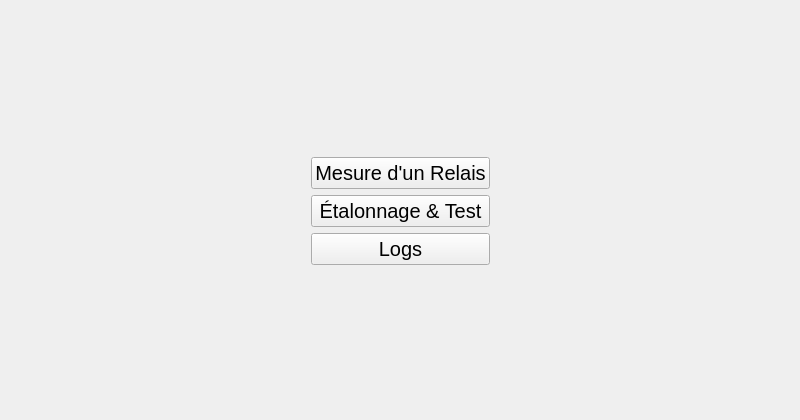
Qt form src/UI/screens/homescreen.ui (Kemsa/RelayTesterRaspberry) before a commit.
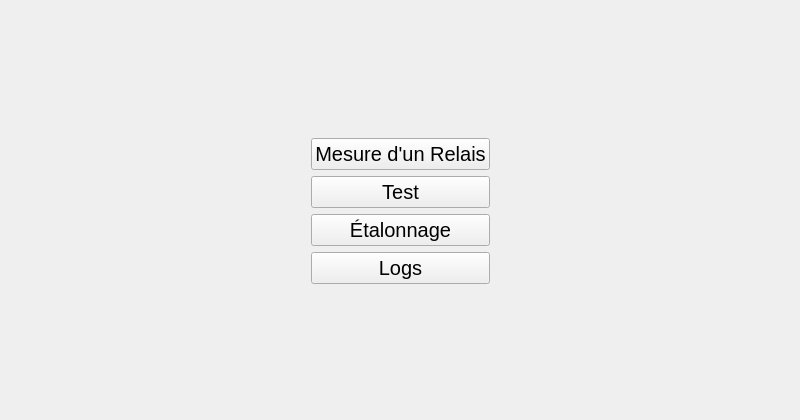
The same form after that commit.

The edit to the form file:
```diff
--- a/src/UI/screens/homescreen.ui
+++ b/src/UI/screens/homescreen.ui
@@ -81,6 +81,19 @@
         </property>
        </widget>
       </item>
+      <item>
+       <widget class="QPushButton" name="testPB">
+        <property name="font">
+         <font>
+          <family>Arial</family>
+          <pointsize>15</pointsize>
+         </font>
+        </property>
+        <property name="text">
+         <string>Test</string>
+        </property>
+       </widget>
+      </item>
       <item>
        <widget class="QPushButton" name="calibrationPB">
         <property name="font">
@@ -90,7 +103,7 @@
          </font>
         </property>
         <property name="text">
-         <string>Étalonnage &amp;&amp; Test</string>
+         <string>Étalonnage</string>
         </property>
        </widget>
       </item>
```
